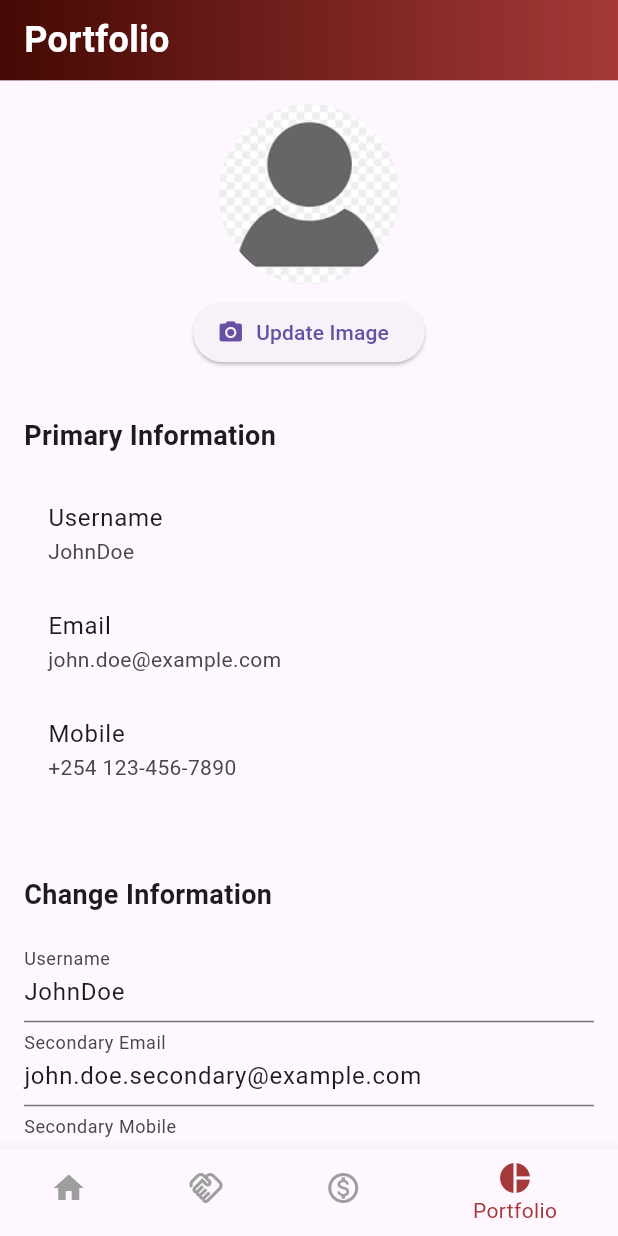
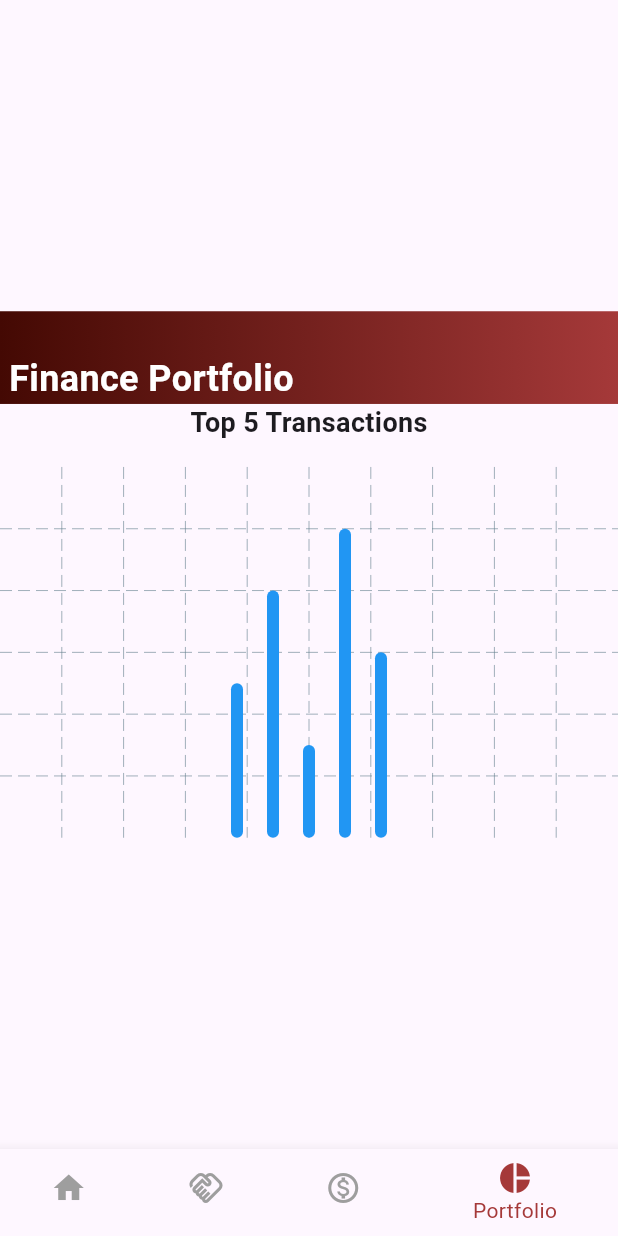
Before and after one commit to LeonHagai/fintech_001, a Flutter app: the MyHomePage screen opened directly, item 4 of the bottom bar chosen, on a phone screen of 412 x 824 dp. Run offline on Flutter 3.47's test engine with Material 3 defaults, Android fonts, the phone set to English and light mode, and no system bars; drawn by our look-alikes of fl_chart; our stand-ins replace lottie.

Commit message:
Updating changes on UI

```diff
--- a/lib/screens/assets/constants.dart
+++ b/lib/screens/assets/constants.dart
@@ -34,8 +34,8 @@ class AppConstants {
 
   static Container buildCustomAppBar(String title, BuildContext context) {
     return Container(
-      height: MediaQuery.of(context).size.height * 0.065,
-      padding: const EdgeInsets.symmetric(horizontal: 16.0),
+      height: MediaQuery.of(context).size.height * 0.075,
+      padding: const EdgeInsets.fromLTRB(6, 20, 4, 6),
       decoration: const BoxDecoration(
         gradient: LinearGradient(
           begin: Alignment.centerLeft,
@@ -46,7 +46,10 @@ class AppConstants {
           ],
         ),
       ),
-      child: Row(
+      child: Column(
+        children: [
+          SizedBox(height: MediaQuery.of(context).size.height * 0.01,),
+          Row(
             children: [
               Text(
                 title,
@@ -59,6 +62,8 @@ class AppConstants {
               // Add more widgets or actions here if needed
             ],
           ),
+        ],
+      ),
     );
   }
 }
--- a/lib/screens/homeland.dart
+++ b/lib/screens/homeland.dart
@@ -18,7 +18,7 @@ class _MyHomePageState extends State<MyHomePage> {
     HomeScreen(),
     FundTransferPage(),
     LoanScreen(),
-    ProfilePage()
+    PortfolioPage()
   ];
 
   @override
--- a/lib/screens/notification.dart
+++ b/lib/screens/notification.dart
@@ -34,8 +34,9 @@ class _NotificationsScreenState extends State<NotificationsScreen> {
     return Scaffold(
       body: Column(
         children: [
-          AppConstants.buildCustomAppBar('Fund Transfer', context),
-          ListView.builder(
+          AppConstants.buildCustomAppBar('Notifications', context),
+          Expanded(
+            child: ListView.builder(
               padding: EdgeInsets.all(16.0),
               itemCount: notifications.length,
               itemBuilder: (context, index) {
@@ -71,6 +72,7 @@ class _NotificationsScreenState extends State<NotificationsScreen> {
                   ),
                 );
               },
+            ),
           ),
         ],
       ),
--- a/lib/screens/port.dart
+++ b/lib/screens/port.dart
@@ -1,122 +1,104 @@
 import 'package:flutter/material.dart';
+import 'package:fl_chart/fl_chart.dart';
+
 
 import 'assets/constants.dart';
 
-class ProfilePage extends StatefulWidget {
-  @override
-  _ProfilePageState createState() => _ProfilePageState();
-}
-
-class _ProfilePageState extends State<ProfilePage> {
-  String username = 'JohnDoe';
-  String secondaryEmail = 'john.doe.secondary@example.com';
-  String secondaryMobile = '+254 987-654-3210';
+class PortfolioPage extends StatelessWidget {
+  // Example data, replace with your actual data
+  final List<Transaction> transactions = [
+    Transaction('Transaction 1', 500),
+    Transaction('Transaction 2', 800),
+    Transaction('Transaction 3', 300),
+    Transaction('Transaction 4', 1000),
+    Transaction('Transaction 5', 600),
+    // Add more transactions as needed
+  ];
 
   @override
   Widget build(BuildContext context) {
     return Scaffold(
-      body: SingleChildScrollView(
+      body: Center(
         child: Column(
-          crossAxisAlignment: CrossAxisAlignment.stretch,
+          mainAxisAlignment: MainAxisAlignment.center,
           children: [
-            AppConstants.buildCustomAppBar('Portfolio', context),
-            _buildImageSection(),
-            _buildPrimaryInfoSection(),
-            _buildChangeInfoSection(),
+          AppConstants.buildCustomAppBar('Finance Portfolio', context),
+            Text(
+              'Top 5 Transactions',
+              style: TextStyle(fontSize: 18, fontWeight: FontWeight.bold),
+            ),
+            SizedBox(height: 16),
+            // Display the bar chart
+            Container(
+              height:  MediaQuery.of(context).size.height * 0.3,
+              child: BarChart(
+                BarChartData(
+                  alignment: BarChartAlignment.center,
+                  maxY: 1200,
+                  titlesData: FlTitlesData(show: false),
+                  borderData: FlBorderData(show: false),
+                  barGroups: _buildBarGroups(),
+                ),
+              ),
+            ),
           ],
         ),
       ),
     );
   }
 
-  Widget _buildImageSection() {
+  List<BarChartGroupData> _buildBarGroups() {
+    return transactions
+        .map(
+          (transaction) => BarChartGroupData(
+            x: transactions.indexOf(transaction),
+            barRods: [
+              BarChartRodData(
+                toY: transaction.amount.toDouble(),
+                color: Colors.blue,
+              ),
+            ],
+          ),
+        )
+        .toList();
+  }
+}
+
+class Transaction {
+  final String name;
+  final double amount;
+
+  Transaction(this.name, this.amount);
+}
+
+
+  Widget _buildTopSection() {
     return Container(
-      padding: EdgeInsets.all(16.0),
-      child: Column(
+      height: 200.0,
+      child: ListView(
+        scrollDirection: Axis.horizontal,
         children: [
-          CircleAvatar(
-            radius: 60.0,
-            backgroundImage:
-                AssetImage('imgs/avatar.png'), // Replace with your image path
-          ),
-          SizedBox(height: 8.0),
-          ElevatedButton.icon(
-            onPressed: () {
-              // Handle update image button click
-              print('Update Image');
-            },
-            icon: Icon(Icons.photo_camera),
-            label: Text('Update Image'),
-          ),
+          _buildTrendingChamaSlide('Chama 1'),
+          _buildTrendingChamaSlide('Chama 2'),
+          _buildTrendingChamaSlide('Chama 3'),
+          // Add more trending chama slides as needed
         ],
       ),
     );
   }
 
-  Widget _buildPrimaryInfoSection() {
+  Widget _buildTrendingChamaSlide(String chamaName) {
     return Container(
-      padding: EdgeInsets.all(16.0),
-      child: Column(
-        crossAxisAlignment: CrossAxisAlignment.start,
-        children: [
-          Text(
-            'Primary Information',
-            style: TextStyle(fontSize: 18.0, fontWeight: FontWeight.bold),
+      width: 200.0,
+      margin: EdgeInsets.all(8.0),
+      child: Card(
+        elevation: 3.0,
+        child: Center(
+          child: Text(
+            chamaName,
+            style: TextStyle(fontSize: 18.0),
           ),
-          SizedBox(height: 16.0),
-          ListTile(
-            title: Text('Username'),
-            subtitle: Text(username),
-          ),
-          ListTile(
-            title: Text('Email'),
-            subtitle: Text('john.doe@example.com'),
-          ),
-          ListTile(
-            title: Text('Mobile'),
-            subtitle: Text('+254 123-456-7890'),
-          ),
-          SizedBox(height: 16.0),
-        ],
+        ),
       ),
     );
   }
-
-  Widget _buildChangeInfoSection() {
-    return Container(
-      padding: EdgeInsets.all(16.0),
-      child: Column(
-        crossAxisAlignment: CrossAxisAlignment.start,
-        children: [
-          Text(
-            'Change Information',
-            style: TextStyle(fontSize: 18.0, fontWeight: FontWeight.bold),
-          ),
-          SizedBox(height: 16.0),
-          TextFormField(
-            initialValue: username,
-            decoration: InputDecoration(labelText: 'Username'),
-          ),
-          TextFormField(
-            initialValue: secondaryEmail,
-            decoration: InputDecoration(labelText: 'Secondary Email'),
-            keyboardType: TextInputType.emailAddress,
-          ),
-          TextFormField(
-            initialValue: secondaryMobile,
-            decoration: InputDecoration(labelText: 'Secondary Mobile'),
-            keyboardType: TextInputType.phone,
-          ),
-          SizedBox(height: 16.0),
-          ElevatedButton(
-            onPressed: () {
-              // Handle update information button click
-              print('Update Information');
-            },
-            child: Text('Update Information'),
-          ),
-        ],
-      ),
-    );
-  }
-}
--- a/pubspec.yaml
+++ b/pubspec.yaml
@@ -12,6 +12,7 @@ dependencies:
     sdk: flutter
   cupertino_icons: ^1.0.2
   lottie: ^1.0.0
+  fl_chart: ^0.66.0
 
 dev_dependencies:
   flutter_test:
```
Also changed, not shown: lib/screens/add_chama.dart (+15 -9 lines), lib/screens/apply_loan.dart (+3 -4 lines), lib/screens/home.dart (+70 -1 lines), lib/screens/insurance.dart (added, +79 -0 lines), lib/screens/profile.dart (added, +122 -0 lines), pubspec.lock. Lines whose indentation alone changed are shown as unchanged.
